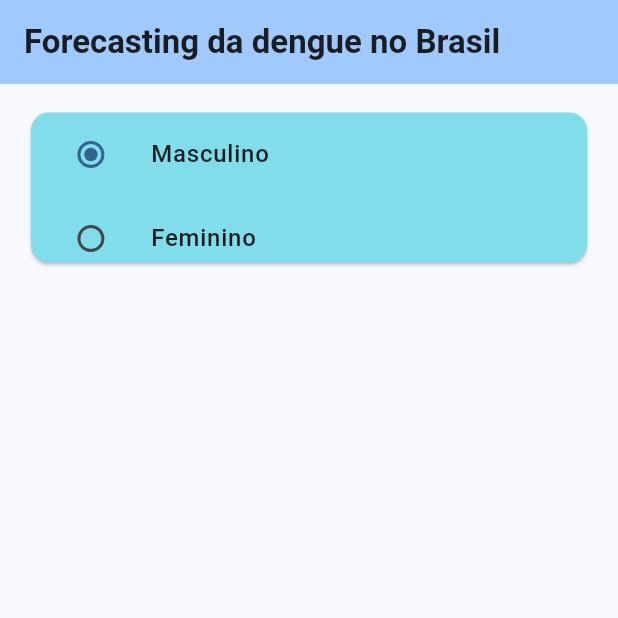
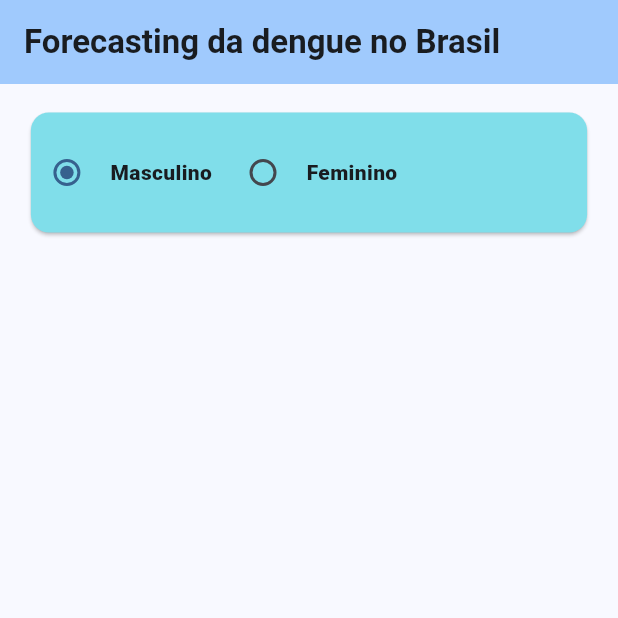
Before and after one commit to FranklinAurelio/Engenharia_de_software_PPGCC, a Flutter app: the screen it shows after launch, on a phone screen of 412 x 824 dp, the top half of it. Run offline on Flutter 3.47's test engine with Material 3 defaults, Android fonts, the phone set to English and light mode, and no system bars; our stand-ins replace flutter_modular; missing offline and left inert: estados_municipios.

Commit message:
chore: ajuste no componente de radio button

```diff
--- a/projeto-frontend/dengue_dashboard/lib/modules/home_module/presenter/home_screen.dart
+++ b/projeto-frontend/dengue_dashboard/lib/modules/home_module/presenter/home_screen.dart
@@ -32,7 +32,7 @@ class _HomePageState extends State<HomePage> {
   void initState() {
     super.initState();
     WidgetsBinding.instance.addPostFrameCallback((_) async {
-      await getTown();
+      //await getTown();
     });
   }
 
@@ -59,9 +59,13 @@ class _HomePageState extends State<HomePage> {
               color: Colors.cyan[200],
               child: SizedBox(
                 width: MediaQuery.of(context).size.width * 0.9,
-                height: 100,
-                child: Column(
-                  children: [RadioGender()],
+                height: 80,
+                child: Row(
+                  children: [
+                    Center(
+                      child: RadioGender(),
+                    ),
+                  ],
                 ),
               ),
             ),
--- a/projeto-frontend/dengue_dashboard/lib/modules/home_module/widgets/gender_radio.dart
+++ b/projeto-frontend/dengue_dashboard/lib/modules/home_module/widgets/gender_radio.dart
@@ -14,14 +14,9 @@ class _RadioGenderState extends State<RadioGender> {
 
   @override
   Widget build(BuildContext context) {
-    return Column(
+    return Row(
       children: <Widget>[
-        ListTile(
-          title: const Text(
-            'Masculino',
-            style: TextStyle(fontWeight: FontWeight.w500),
-          ),
-          leading: Radio<Gender>(
+        Radio<Gender>(
           value: Gender.masculino,
           groupValue: _gender,
           onChanged: (Gender? value) {
@@ -30,13 +25,17 @@ class _RadioGenderState extends State<RadioGender> {
             });
           },
         ),
+        const SizedBox(
+          width: 5,
         ),
-        ListTile(
-          title: const Text(
-            'Feminino',
-            style: TextStyle(fontWeight: FontWeight.w500),
+        const Text(
+          'Masculino',
+          style: TextStyle(fontWeight: FontWeight.w800),
         ),
-          leading: Radio<Gender>(
+        const SizedBox(
+          width: 10,
+        ),
+        Radio<Gender>(
           value: Gender.feminino,
           groupValue: _gender,
           onChanged: (Gender? value) {
@@ -45,6 +44,15 @@ class _RadioGenderState extends State<RadioGender> {
             });
           },
         ),
+        const SizedBox(
+          width: 5,
+        ),
+        const Text(
+          'Feminino',
+          style: TextStyle(fontWeight: FontWeight.w800),
+        ),
+        const SizedBox(
+          width: 10,
         ),
       ],
     );
```
Lines whose indentation alone changed are shown as unchanged.
